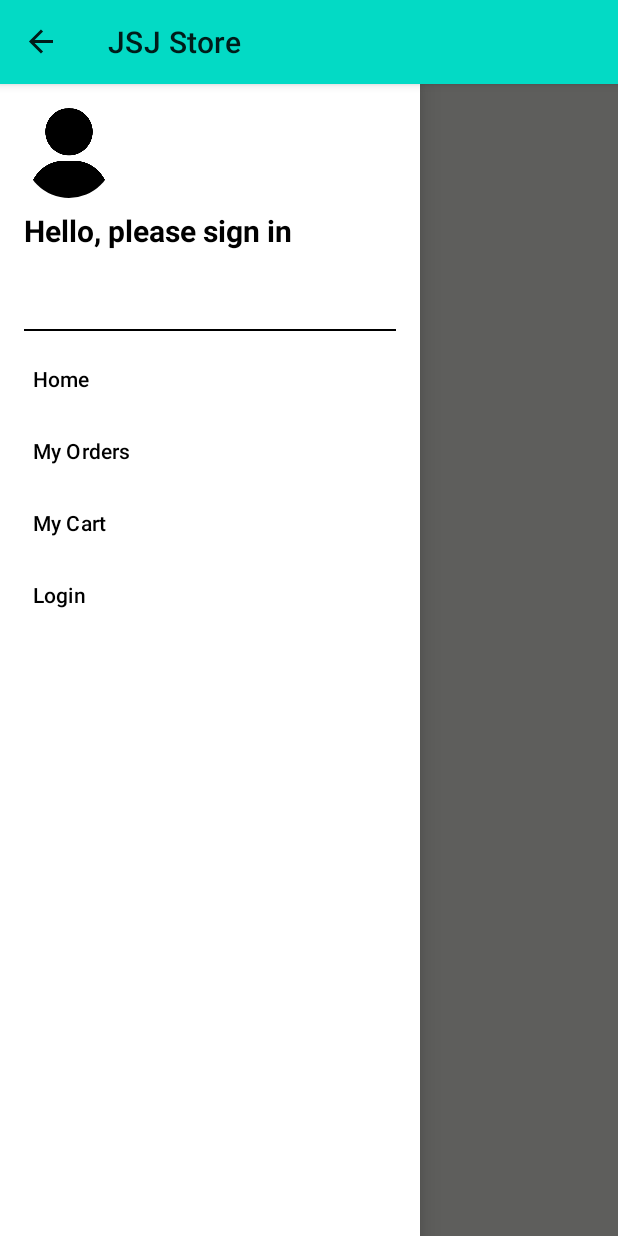
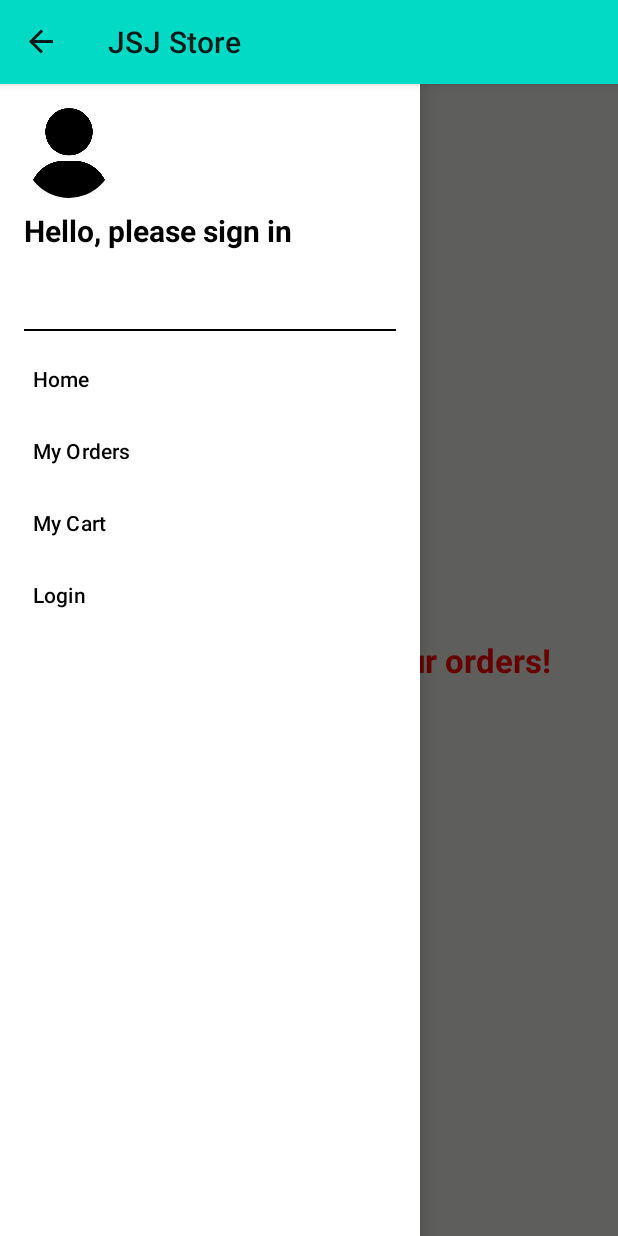
Before and after one commit to smreeti/JSJStore, an Android app: the OrderHistoryActivity screen opened directly, with no data from a screen before it, with the side drawer open, on a phone screen of 412 x 824 dp. Run offline under Robolectric (Android 15) with nearby library versions, the phone set to English and light mode, and no system bars; our stand-ins replace CircleImageView, Firebase (no records; nobody signed in at launch, a user with empty details on screens opened directly).

Commit message:
add client history page

```diff
--- a/app/src/main/java/com/android/jsjstore/OrderHistoryActivity.kt
+++ b/app/src/main/java/com/android/jsjstore/OrderHistoryActivity.kt
@@ -5,6 +5,9 @@ import android.content.Intent
 import android.os.Bundle
 import android.util.Log
 import android.view.MenuItem
+import android.view.View
+import android.widget.ScrollView
+import android.widget.TextView
 import androidx.appcompat.app.ActionBarDrawerToggle
 import androidx.appcompat.app.AppCompatActivity
 import androidx.recyclerview.widget.LinearLayoutManager
@@ -12,9 +15,13 @@ import androidx.recyclerview.widget.RecyclerView
 import com.android.jsjstore.adapter.OrderHistoryAdapter
 import com.android.jsjstore.databinding.ActivityOrderHistoryBinding
 import com.android.jsjstore.model.OrderInfo
-import com.android.jsjstore.utils.CommonUtility
 import com.android.jsjstore.utils.CommonUtility.Companion.getLoggedInUser
-import com.google.firebase.database.*
+import com.android.jsjstore.utils.CommonUtility.Companion.setNavHeader
+import com.google.android.material.navigation.NavigationView
+import com.google.firebase.database.DataSnapshot
+import com.google.firebase.database.DatabaseError
+import com.google.firebase.database.FirebaseDatabase
+import com.google.firebase.database.ValueEventListener
 
 class OrderHistoryActivity : AppCompatActivity() {
     lateinit var binding: ActivityOrderHistoryBinding
@@ -33,7 +40,6 @@ class OrderHistoryActivity : AppCompatActivity() {
 
     private fun loadOrderHistory() {
         val loggedInUser = getLoggedInUser(applicationContext)
-        //val loggedInUser = "mool,smreeti@gmail,com" -- delete me later
 
         if (loggedInUser != "") {
             val databaseReference = FirebaseDatabase.getInstance().reference
@@ -59,18 +65,30 @@ class OrderHistoryActivity : AppCompatActivity() {
                     rView = findViewById(R.id.orderHistoryRecyclerView)
                     rView?.layoutManager = LinearLayoutManager(this@OrderHistoryActivity)
                     rView?.adapter = orderHistoryAdapter
+
+                    if (orderInfoList.isEmpty()) {
+                        handleOrderHistoryMessage("No order(s) yet!")
+                    }
                 }
 
                 override fun onCancelled(databaseError: DatabaseError) {
                     Log.e(TAG, "Error fetching orders: ${databaseError.message}")
                 }
             })
-
+        } else {
+            handleOrderHistoryMessage("Please login to view your orders!")
         }
     }
 
+    private fun handleOrderHistoryMessage(message: String) {
+        val txtOrderHistoryMessage: TextView = findViewById(R.id.txtOrderHistoryMessage)
+        val orderHistoryScrollView: ScrollView =
+            findViewById(R.id.orderHistoryScrollView)
 
-
+        orderHistoryScrollView.visibility = View.GONE
+        txtOrderHistoryMessage.visibility = View.VISIBLE
+        txtOrderHistoryMessage.text = message
+    }
 
     private fun navigationMenuBehaviour(binding: ActivityOrderHistoryBinding) {
         binding.apply {
@@ -102,7 +120,7 @@ class OrderHistoryActivity : AppCompatActivity() {
                         )
                     }
                     R.id.loginOrLogoutPage -> {
-                        val loggedInUser = CommonUtility.getLoggedInUser(applicationContext)
+                        val loggedInUser = getLoggedInUser(applicationContext)
 
                         if (loggedInUser == "") {
                             val intent =
@@ -122,6 +140,10 @@ class OrderHistoryActivity : AppCompatActivity() {
                 true
             }
         }
+
+        // Get a reference to the NavigationView
+        val navigationView = findViewById<NavigationView>(R.id.navView)
+        setNavHeader(applicationContext, navigationView)
     }
 
     override fun onOptionsItemSelected(item: MenuItem): Boolean {
--- a/app/src/main/res/layout/activity_order_history.xml
+++ b/app/src/main/res/layout/activity_order_history.xml
@@ -2,10 +2,10 @@
 <androidx.drawerlayout.widget.DrawerLayout xmlns:android="http://schemas.android.com/apk/res/android"
     xmlns:app="http://schemas.android.com/apk/res-auto"
     xmlns:tools="http://schemas.android.com/tools"
+    android:id="@+id/drawerLayout"
     android:layout_width="match_parent"
     android:layout_height="match_parent"
     android:background="#ecebe6"
-    android:id="@+id/drawerLayout"
     tools:context=".OrderHistoryActivity">
 
     <androidx.constraintlayout.widget.ConstraintLayout
@@ -39,8 +39,21 @@
                     android:layout_width="match_parent"
                     android:layout_height="match_parent" />
             </LinearLayout>
+        </ScrollView>
 
-    </ScrollView>
+        <TextView
+            android:id="@+id/txtOrderHistoryMessage"
+            android:layout_width="wrap_content"
+            android:layout_height="wrap_content"
+            android:text="No order(s) yet!"
+            android:textColor="#FF0000"
+            android:textSize="22sp"
+            android:textStyle="bold"
+            android:visibility="gone"
+            app:layout_constraintBottom_toBottomOf="parent"
+            app:layout_constraintEnd_toEndOf="@+id/orderHistoryScrollView"
+            app:layout_constraintStart_toStartOf="@+id/orderHistoryScrollView"
+            app:layout_constraintTop_toTopOf="parent" />
 
     </androidx.constraintlayout.widget.ConstraintLayout>
 
@@ -49,8 +62,8 @@
         android:layout_width="wrap_content"
         android:layout_height="match_parent"
         android:layout_gravity="start"
-    app:menu="@menu/nav_menu"
         android:fitsSystemWindows="true"
-    app:headerLayout="@layout/nav_header"/>
+        app:headerLayout="@layout/nav_header"
+        app:menu="@menu/nav_menu" />
 
 </androidx.drawerlayout.widget.DrawerLayout>
--- a/app/src/main/res/layout/order_history_viewholder.xml
+++ b/app/src/main/res/layout/order_history_viewholder.xml
@@ -1,7 +1,6 @@
 <?xml version="1.0" encoding="utf-8"?>
 <androidx.constraintlayout.widget.ConstraintLayout xmlns:android="http://schemas.android.com/apk/res/android"
     xmlns:app="http://schemas.android.com/apk/res-auto"
-xmlns:tools="http://schemas.android.com/tools"
     android:layout_width="match_parent"
     android:layout_height="wrap_content"
     android:layout_marginStart="16dp"
@@ -66,7 +65,7 @@ android:background="@drawable/card_background">
         android:layout_width="138dp"
         android:layout_height="17dp"
         android:layout_marginStart="12dp"
-    android:text="Unit Price$: $0.00"
+        android:text="Unit Price: $0.00"
         android:textColor="#373b54"
         android:textSize="14dp"
         android:textStyle="normal"
```
Also changed, not shown: app/src/main/java/com/android/jsjstore/adapter/ClientOrderAdapter.kt (+4 -3 lines), app/src/main/java/com/android/jsjstore/adapter/OrderHistoryAdapter.kt (+7 -4 lines). Lines whose indentation alone changed are shown as unchanged.
